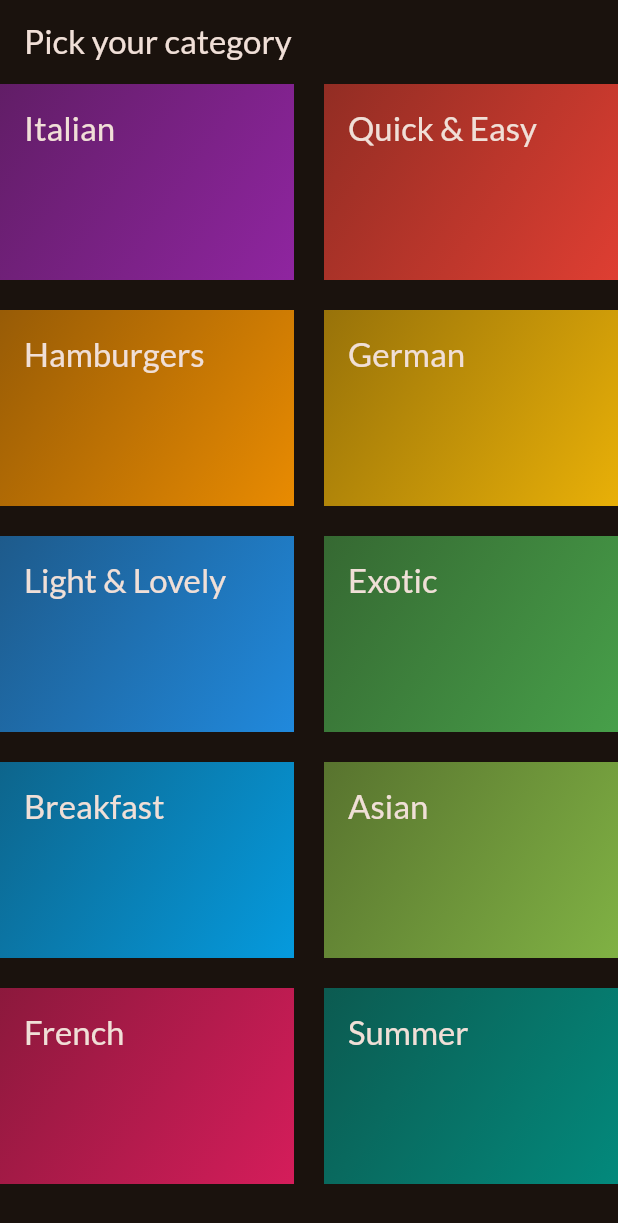
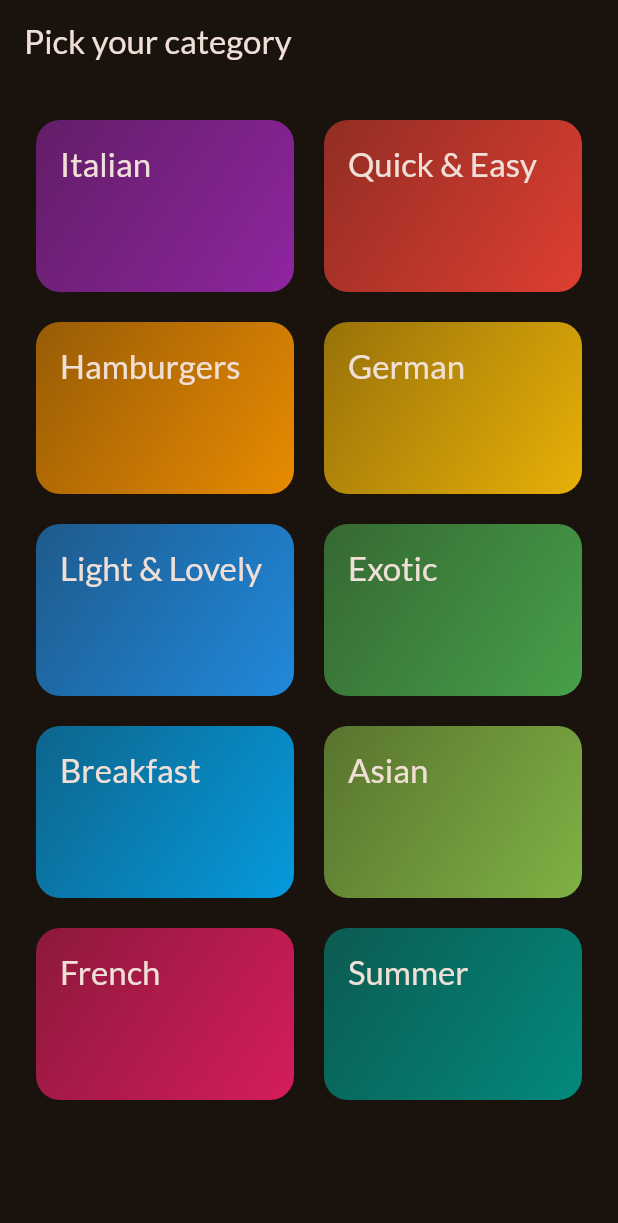
Before and after one commit to lehuutrong1702/meals_app, a Flutter app: the screen it shows after launch, on a phone screen of 412 x 824 dp. Shown: the top 1223 px of the screen. Run offline on Flutter 3.47's test engine with Material 3 defaults, Android fonts, the phone set to English and light mode, and no system bars; our stand-ins replace google_fonts.

Commit message:
add tappable and border

```diff
--- a/lib/main.dart
+++ b/lib/main.dart
@@ -1,7 +1,7 @@
 import 'package:flutter/material.dart';
 
 import 'package:google_fonts/google_fonts.dart';
-import 'package:meals_app/screens/cateogories.dart';
+import 'package:meals_app/screens/categories.dart';
 
 final theme = ThemeData(
   useMaterial3: true,
--- a/lib/screens/cateogories.dart
+++ b/lib/screens/categories.dart
@@ -12,6 +12,7 @@ class CategoriesScreen extends StatelessWidget {
         title: const Text("Pick your category"),
       ),
       body: GridView(
+        padding: const EdgeInsets.all(24),
         gridDelegate: const SliverGridDelegateWithFixedCrossAxisCount(
           crossAxisCount: 2,
           childAspectRatio: 3 / 2,
--- a/lib/widgets/categories_grid.items.dart
+++ b/lib/widgets/categories_grid.items.dart
@@ -8,9 +8,14 @@ class CategoryGridItem extends StatelessWidget {
 
   @override
   Widget build(BuildContext context) {
-    return Container(
+    return InkWell(
+      onTap: () {},
+      splashColor: Theme.of(context).primaryColor,
+      borderRadius: BorderRadius.circular(16),
+      child: Container(
         padding: const EdgeInsets.all(16),
         decoration: BoxDecoration(
+          borderRadius: BorderRadius.circular(16),
           gradient: LinearGradient(
             colors: [
               category.color.withOpacity(0.55),
@@ -27,6 +32,7 @@ class CategoryGridItem extends StatelessWidget {
               .titleLarge!
               .copyWith(color: Theme.of(context).colorScheme.onBackground),
         ),
+      ),
     );
   }
 }
```
Lines whose indentation alone changed are shown as unchanged.
